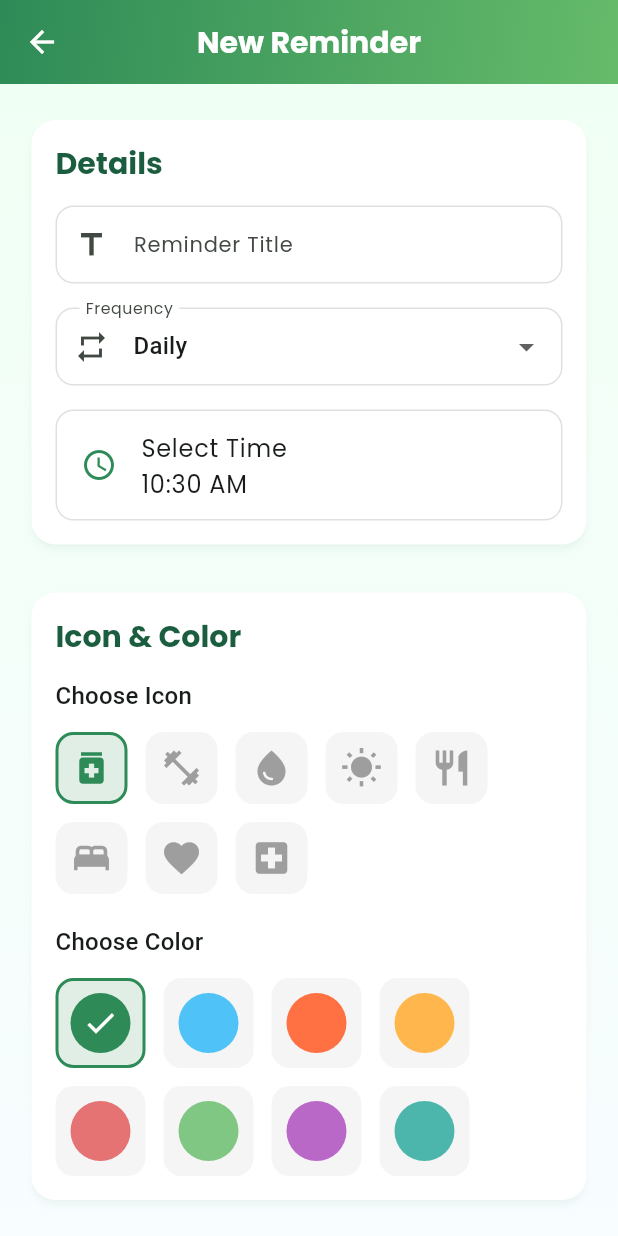
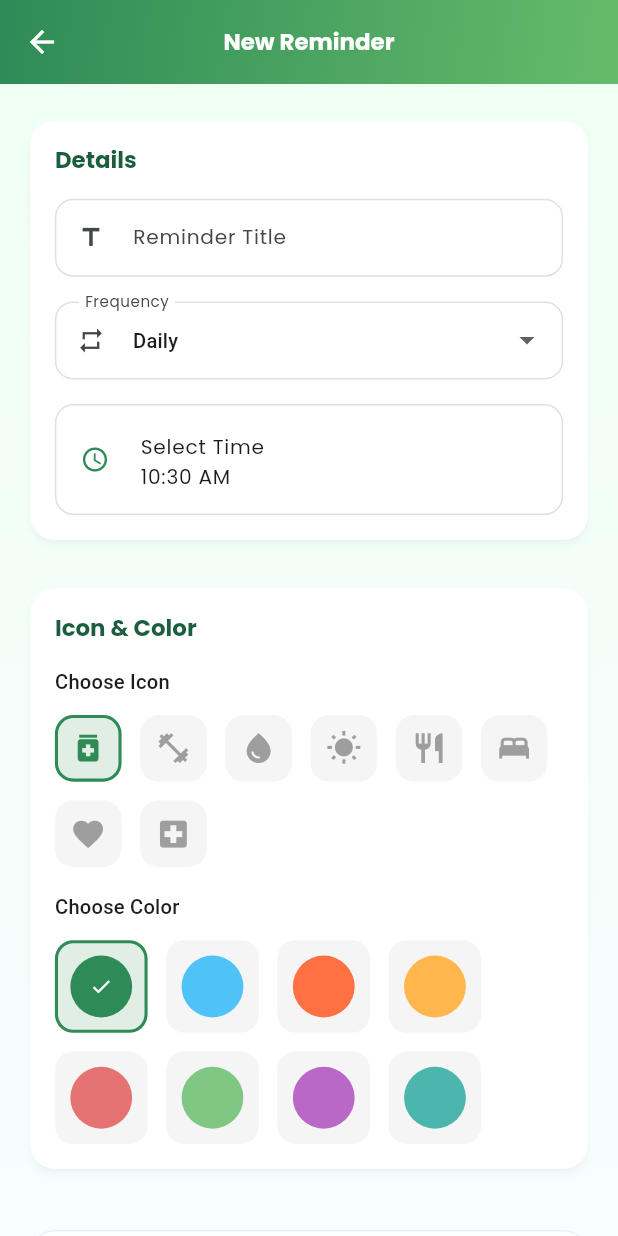
Before and after one commit to lakharasachin-qf/Reminder-App, a Flutter app: the AddEditReminderScreen screen opened by its route, on a phone screen of 412 x 824 dp. Run offline on Flutter 3.47's test engine with Material 3 defaults, Android fonts, the phone set to English and light mode, and no system bars; our stand-ins replace flutter_local_notifications, flutter_slidable, flutter_timezone, google_fonts, google_nav_bar, shared_preferences and 3 more; accounts and stored records are empty.

Commit message:
add edit change

```diff
--- a/lib/views/main_screens/reminder_screen/AddEditReminderScreen.dart
+++ b/lib/views/main_screens/reminder_screen/AddEditReminderScreen.dart
@@ -2,12 +2,11 @@ import 'dart:math';
 import 'package:demo_health/Models/reminders.dart';
 import 'package:demo_health/Services/SharedPrefServices.dart';
 import 'package:demo_health/Theme/AppTheme.dart';
-// import 'package:demo_health/notiServices/noti_Services.dart';
+import 'package:demo_health/notiServices/noti_Services.dart';
 import 'package:demo_health/provider/reminderPRO.dart';
 import 'package:flutter/material.dart';
 import 'package:provider/provider.dart';
-
-import '../../../notiServices/noti_Services.dart';
+import 'package:sizer/sizer.dart';
 
 class AddEditReminderScreen extends StatefulWidget {
   final HealthReminder? reminder;
@@ -80,15 +79,17 @@ class _AddEditReminderScreenState extends State<AddEditReminderScreen> {
 
   @override
   Widget build(BuildContext context) {
-    // final remindersProvider = Provider.of<ReminderProvider>(context);
+    return Sizer(
+      builder: (context, orientation, deviceType) {
         return GestureDetector(
           behavior: HitTestBehavior.opaque,
           onTap: () => unFocus(),
           child: Scaffold(
             appBar: AppBar(
-          title: widget.isEdit
-              ? const Text("Edit Reminder")
-              : const Text('New Reminder'),
+              title: Text(
+                widget.isEdit ? "Edit Reminder" : "New Reminder",
+                style: TextStyle(fontSize: 16.sp),
+              ),
               flexibleSpace: Container(
                 decoration: BoxDecoration(
                   gradient: Theme.of(context).brightness == Brightness.dark
@@ -114,68 +115,82 @@ class _AddEditReminderScreenState extends State<AddEditReminderScreen> {
                 key: _formKey,
                 child: ListView(
                   controller: _scrollController,
-              padding: const EdgeInsets.symmetric(
-                horizontal: 5.0,
-                vertical: 16.0,
-              ),
+                  padding: EdgeInsets.symmetric(horizontal: 1.w, vertical: 2.h),
                   children: [
                     _buildCard('Details', [
                       TextFormField(
                         controller: _titleController,
                         focusNode: _focusNode,
-                    decoration: const InputDecoration(
+                        decoration: InputDecoration(
                           labelText: 'Reminder Title',
-                      prefixIcon: Icon(Icons.title),
+                          prefixIcon: Icon(Icons.title, size: 18.sp),
+                          labelStyle: TextStyle(fontSize: 15.sp),
                         ),
                         validator: (value) => (value == null || value.isEmpty)
                             ? 'Please enter a title'
                             : null,
                       ),
-                  const SizedBox(height: 16),
+                      SizedBox(height: 2.h),
                       DropdownButtonFormField<String>(
                         value: _selectedFrequency,
-                    decoration: const InputDecoration(
+                        decoration: InputDecoration(
                           labelText: 'Frequency',
-                      prefixIcon: Icon(Icons.repeat),
+                          prefixIcon: Icon(Icons.repeat, size: 18.sp),
+                          labelStyle: TextStyle(fontSize: 15.sp),
                         ),
                         items: _frequencies
-                        .map((f) => DropdownMenuItem(value: f, child: Text(f)))
+                            .map(
+                              (f) => DropdownMenuItem(
+                                value: f,
+                                child: Text(
+                                  f,
+                                  style: TextStyle(fontSize: 15.sp),
+                                ),
+                              ),
+                            )
                             .toList(),
                         onChanged: (value) =>
                             setState(() => _selectedFrequency = value!),
                       ),
-                  const SizedBox(height: 16),
+                      SizedBox(height: 2.h),
                       ListTile(
-                    leading: const Icon(
+                        leading: Icon(
                           Icons.access_time,
                           color: AppColors.primary,
+                          size: 18.sp,
                         ),
-                    title: const Text('Select Time'),
+                        title: Text(
+                          'Select Time',
+                          style: TextStyle(fontSize: 15.sp),
+                        ),
                         subtitle: Text(
                           _selectedTime.format(context),
-                      style: Theme.of(context).textTheme.bodyLarge,
+                          style: Theme.of(
+                            context,
+                          ).textTheme.bodyLarge?.copyWith(fontSize: 15.sp),
                         ),
                         onTap: _selectTime,
                         shape: RoundedRectangleBorder(
-                      borderRadius: BorderRadius.circular(12),
+                          borderRadius: BorderRadius.circular(3.w),
                           side: BorderSide(color: Colors.grey.shade300),
                         ),
                       ),
                     ]),
-                const SizedBox(height: 16),
+                    SizedBox(height: 2.h),
                     _buildCard('Icon & Color', [
                       _buildChoicePicker<IconData>(
                         title: 'Choose Icon',
                         choices: _icons,
                         selectedValue: _selectedIcon,
-                    onSelected: (icon) => setState(() => _selectedIcon = icon),
+                        onSelected: (icon) =>
+                            setState(() => _selectedIcon = icon),
                         builder: (icon, isSelected) => Icon(
                           icon,
                           color: isSelected ? AppColors.primary : Colors.grey,
-                      size: 28,
+                          size: 20.sp,
                         ),
                       ),
-                  const SizedBox(height: 20),
+                      SizedBox(height: 2.h),
                       _buildChoicePicker<Color>(
                         title: 'Choose Color',
                         choices: _colors,
@@ -183,33 +198,37 @@ class _AddEditReminderScreenState extends State<AddEditReminderScreen> {
                         onSelected: (color) =>
                             setState(() => _selectedColor = color),
                         builder: (color, isSelected) => Container(
-                      width: 40,
-                      height: 40,
+                          width: 10.w,
+                          height: 5.h,
                           decoration: BoxDecoration(
                             color: color,
                             shape: BoxShape.circle,
                           ),
                           child: isSelected
-                          ? const Icon(Icons.check, color: Colors.white)
+                              ? Icon(
+                                  Icons.check,
+                                  color: Colors.white,
+                                  size: 16.sp,
+                                )
                               : null,
                         ),
                       ),
                     ]),
-                const SizedBox(height: 24),
+                    SizedBox(height: 3.h),
                     _buildPreviewCard(),
-                const SizedBox(height: 24),
+                    SizedBox(height: 3.h),
                     Padding(
-                  padding: const EdgeInsets.only(
-                    bottom: 15.0,
-                    left: 20,
-                    right: 20,
+                      padding: EdgeInsets.symmetric(
+                        horizontal: 5.w,
+                        vertical: 2.h,
                       ),
                       child: ElevatedButton.icon(
                         onPressed: _saveReminder,
-                    icon: const Icon(Icons.save),
-                    label: widget.isEdit
-                        ? const Text("Edit Reminder")
-                        : const Text('Save Reminder'),
+                        icon: Icon(Icons.save, size: 18.sp),
+                        label: Text(
+                          widget.isEdit ? "Edit Reminder" : "Save Reminder",
+                          style: TextStyle(fontSize: 14.sp),
+                        ),
                       ),
                     ),
                   ],
@@ -218,22 +237,25 @@ class _AddEditReminderScreenState extends State<AddEditReminderScreen> {
             ),
           ),
         );
+      },
+    );
   }
 
   Widget _buildCard(String title, List<Widget> children) {
     return Card(
       child: Padding(
-        padding: const EdgeInsets.all(16),
+        padding: EdgeInsets.all(4.w),
         child: Column(
           crossAxisAlignment: CrossAxisAlignment.start,
           children: [
             Text(
               title,
-              style: Theme.of(
-                context,
-              ).textTheme.titleLarge?.copyWith(color: AppColors.primaryDark),
+              style: Theme.of(context).textTheme.titleLarge?.copyWith(
+                color: AppColors.primaryDark,
+                fontSize: 16.sp,
               ),
-            const SizedBox(height: 16),
+            ),
+            SizedBox(height: 2.h),
             ...children,
           ],
         ),
@@ -251,26 +273,31 @@ class _AddEditReminderScreenState extends State<AddEditReminderScreen> {
     return Column(
       crossAxisAlignment: CrossAxisAlignment.start,
       children: [
-        Text(title, style: Theme.of(context).textTheme.titleMedium),
-        const SizedBox(height: 12),
+        Text(
+          title,
+          style: Theme.of(
+            context,
+          ).textTheme.titleMedium?.copyWith(fontSize: 15.sp),
+        ),
+        SizedBox(height: 1.5.h),
         Wrap(
-          spacing: 12,
-          runSpacing: 12,
+          spacing: 3.w,
+          runSpacing: 3.w,
           children: choices.map((value) {
             final isSelected = value == selectedValue;
             return GestureDetector(
               onTap: () => onSelected(value),
               child: AnimatedContainer(
                 duration: const Duration(milliseconds: 300),
-                padding: const EdgeInsets.all(8),
+                padding: EdgeInsets.all(2.w),
                 decoration: BoxDecoration(
                   color: isSelected
                       ? AppColors.primary.withOpacity(0.15)
                       : Colors.grey.withOpacity(0.1),
-                  borderRadius: BorderRadius.circular(12),
+                  borderRadius: BorderRadius.circular(3.w),
                   border: Border.all(
                     color: isSelected ? AppColors.primary : Colors.transparent,
-                    width: 2,
+                    width: 0.5.w,
                   ),
                 ),
                 child: builder(value, isSelected),
@@ -288,43 +315,48 @@ class _AddEditReminderScreenState extends State<AddEditReminderScreen> {
       color: Theme.of(context).cardColor.withOpacity(0.8),
       shape: RoundedRectangleBorder(
         side: BorderSide(color: Colors.grey.shade200),
-        borderRadius: BorderRadius.circular(16),
+        borderRadius: BorderRadius.circular(4.w),
       ),
       child: Padding(
-        padding: const EdgeInsets.all(16.0),
+        padding: EdgeInsets.all(4.w),
         child: Column(
           crossAxisAlignment: CrossAxisAlignment.start,
           children: [
             Text(
               'Preview',
-              style: Theme.of(
-                context,
-              ).textTheme.titleMedium?.copyWith(color: AppColors.primaryDark),
+              style: Theme.of(context).textTheme.titleMedium?.copyWith(
+                color: AppColors.primaryDark,
+                fontSize: 14.sp,
               ),
-            const SizedBox(height: 12),
+            ),
+            SizedBox(height: 1.5.h),
             Row(
               children: [
                 Container(
-                  width: 6,
-                  height: 80,
+                  width: 1.5.w,
+                  height: 10.h,
                   decoration: BoxDecoration(
                     color: _selectedColor,
-                    borderRadius: const BorderRadius.only(
-                      topLeft: Radius.circular(16),
-                      bottomLeft: Radius.circular(16),
+                    borderRadius: BorderRadius.only(
+                      topLeft: Radius.circular(4.w),
+                      bottomLeft: Radius.circular(4.w),
                     ),
                   ),
                 ),
-                const SizedBox(width: 12),
+                SizedBox(width: 3.w),
                 Container(
-                  padding: const EdgeInsets.all(12),
+                  padding: EdgeInsets.all(3.w),
                   decoration: BoxDecoration(
                     color: _selectedColor.withOpacity(0.1),
-                    borderRadius: BorderRadius.circular(16),
+                    borderRadius: BorderRadius.circular(4.w),
                   ),
-                  child: Icon(_selectedIcon, size: 32, color: _selectedColor),
+                  child: Icon(
+                    _selectedIcon,
+                    size: 18.sp,
+                    color: _selectedColor,
                   ),
-                const SizedBox(width: 16),
+                ),
+                SizedBox(width: 4.w),
                 Expanded(
                   child: Column(
                     crossAxisAlignment: CrossAxisAlignment.start,
@@ -334,13 +366,17 @@ class _AddEditReminderScreenState extends State<AddEditReminderScreen> {
                             ? 'Reminder Title'
                             : _titleController.text,
                         style: Theme.of(context).textTheme.titleMedium
-                            ?.copyWith(fontWeight: FontWeight.bold),
+                            ?.copyWith(
+                              fontWeight: FontWeight.bold,
+                              fontSize: 15.sp,
                             ),
-                      const SizedBox(height: 4),
+                      ),
+                      SizedBox(height: 0.5.h),
                       Text(
                         '${_selectedTime.format(context)} • $_selectedFrequency',
                         style: Theme.of(context).textTheme.bodyMedium?.copyWith(
                           color: Colors.grey.shade600,
+                          fontSize: 15.sp,
                         ),
                       ),
                     ],
@@ -369,13 +405,12 @@ class _AddEditReminderScreenState extends State<AddEditReminderScreen> {
     int id;
     final existingIds = reminders.map((r) => r.id).toSet();
     do {
-      id = random.nextInt(0x7FFFFFFF); // 32-bit positive int
+      id = random.nextInt(0x7FFFFFFF);
     } while (existingIds.contains(id));
     return id;
   }
 
   void _saveReminder() async {
-    print("_saveReminder called");
     if (_formKey.currentState!.validate()) {
       if (widget.isEdit && widget.reminder != null) {
         await NotiServices().notificationPlugin.cancel(widget.reminder!.id);
@@ -392,7 +427,6 @@ class _AddEditReminderScreenState extends State<AddEditReminderScreen> {
           context,
           listen: false,
         ).updateReminder(updateReminder);
-        // ignore: unnecessary_null_comparison
         if (_selectedTime != null) {
           await NotiServices().reminderNoti(
             id: updateReminder.id,
@@ -419,8 +453,6 @@ class _AddEditReminderScreenState extends State<AddEditReminderScreen> {
               isActive: true,
             ),
           );
-
-          // ignore: unnecessary_null_comparison
           if (_selectedTime != null) {
             await NotiServices().reminderNoti(
               id: reminderId,
@@ -435,39 +467,22 @@ class _AddEditReminderScreenState extends State<AddEditReminderScreen> {
           print(e.toString());
         }
       }
-
-      // setState(() {
-      //   _sharedprefservices.reminderList.add(
-      //     HealthReminder(
-      //       id: reminderId,
-      //       title: _titleController.text,
-      //       time: _selectedTime,
-      //       frequency: _selectedFrequency,
-      //       icon: _selectedIcon,
-      //       color: _selectedColor,
-      //     ),
-      //   );
-      // });
-
-      // print(reminderId.toString());
-
       _sharedprefservices.saveReminder();
-
       showDialog(
         context: context,
         builder: (context) => AlertDialog(
           shape: RoundedRectangleBorder(
-            borderRadius: BorderRadius.circular(16),
+            borderRadius: BorderRadius.circular(4.w),
           ),
-          icon: const Icon(
-            Icons.check_circle,
-            color: AppColors.success,
-            size: 60,
+          icon: Icon(Icons.check_circle, color: AppColors.success, size: 12.w),
+          title: Text(
+            widget.isEdit ? 'Reminder Edited' : 'Reminder Saved!',
+            style: TextStyle(fontSize: 16.sp),
           ),
-          title: widget.isEdit
-              ? const Text('Reminder Edited')
-              : const Text('Reminder Saved!'),
-          content: Text('Your reminder "${_titleController.text}" is now set.'),
+          content: Text(
+            'Your reminder "${_titleController.text}" is now set.',
+            style: TextStyle(fontSize: 16.sp),
+          ),
           actions: [
             TextButton(
               onPressed: () {
@@ -475,7 +490,7 @@ class _AddEditReminderScreenState extends State<AddEditReminderScreen> {
                 Navigator.of(context).pop(true);
                 FocusScope.of(context).unfocus();
               },
-              child: const Text('OK'),
+              child: Text('OK', style: TextStyle(fontSize: 16.sp)),
             ),
           ],
         ),
@@ -484,7 +499,6 @@ class _AddEditReminderScreenState extends State<AddEditReminderScreen> {
       _scrollController.animateTo(
         0,
         duration: const Duration(milliseconds: 300),
-        // curve: Curves.easeInCubic,
         curve: Curves.easeInOut,
       );
       _focusNode.requestFocus();
```
Lines whose indentation alone changed are shown as unchanged.
